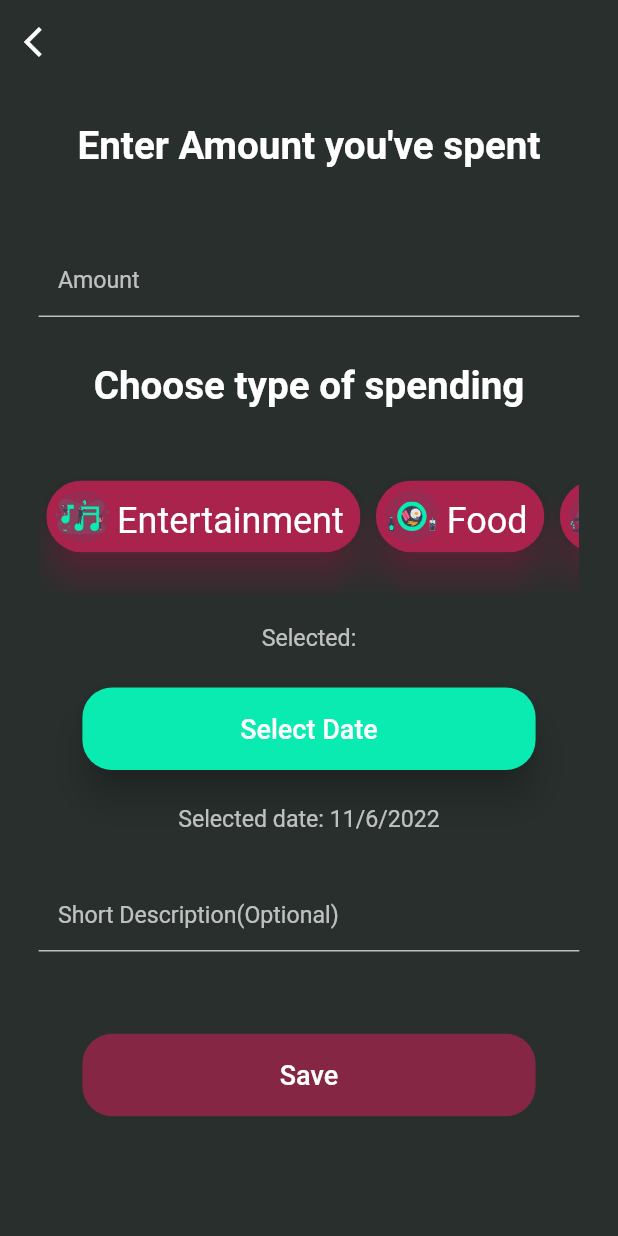
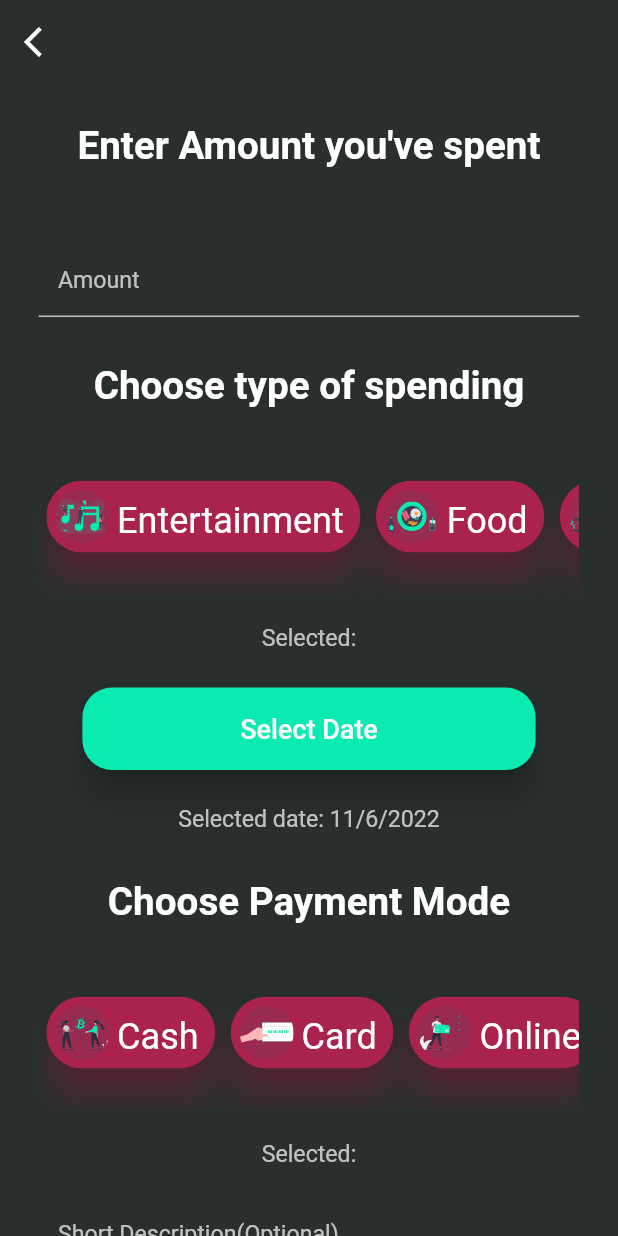
Before and after one commit to Sam21-39/Spend-Analytics, a Flutter app: the ItemPage screen opened directly, on a phone screen of 412 x 824 dp. Run offline on Flutter 3.47's test engine with Material 2 defaults, Android fonts, the phone set to English and light mode, and no system bars; our stand-ins replace csv, fl_chart, flutter_screenutil, flutter_svg, google_mobile_ads, package_info_plus and 4 more; missing offline and left inert: downloads_path_provider; accounts and stored records are empty.

Commit message:
database_chngaes for v2

```diff
--- a/spend_analytics/lib/Screens/MainDashboard/itempage.dart
+++ b/spend_analytics/lib/Screens/MainDashboard/itempage.dart
@@ -25,6 +25,7 @@ class _ItemPageState extends State<ItemPage> {
   var amountController = TextEditingController();
   var descriptionController = TextEditingController(text: "");
   int choiceIndex;
+  int modeIndex;
 
   String date = DateTime.now().day.toString() +
       "/" +
@@ -43,6 +44,7 @@ class _ItemPageState extends State<ItemPage> {
         descriptionController.text = widget.spendingModel.description;
         choiceIndex = choiceType.indexOf(widget.spendingModel.type);
         date = widget.spendingModel.datetime;
+        modeIndex = modeType.indexOf(widget.spendingModel.mode);
       });
     }
   }
@@ -137,7 +139,11 @@ class _ItemPageState extends State<ItemPage> {
                     ),
                     SizedBox(
                       height: 100.h,
-                      child: spendTypeChoice(),
+                      child: spendTypeChoice(
+                        choiceType,
+                        choiceTypeAvatar,
+                        false,
+                      ),
                     ),
                     SizedBox(
                       height: 20.h,
@@ -187,6 +193,37 @@ class _ItemPageState extends State<ItemPage> {
                     SizedBox(
                       height: 30.h,
                     ),
+                    Text(
+                      "Choose Payment Mode",
+                      style: textTheme.headline4.copyWith(
+                        fontSize: setScreenUtill(30.0),
+                      ),
+                      textAlign: TextAlign.center,
+                    ),
+                    SizedBox(
+                      height: 20.h,
+                    ),
+                    SizedBox(
+                      height: 100.h,
+                      child: spendTypeChoice(
+                        modeType,
+                        modeTypeAvatar,
+                        true,
+                      ),
+                    ),
+                    SizedBox(
+                      height: 20.h,
+                    ),
+                    Text(
+                      "Selected: ${modeIndex != null ? modeType[modeIndex] : ''}",
+                      style: textTheme.caption.copyWith(
+                        fontSize: setScreenUtill(18.0),
+                      ),
+                      textAlign: TextAlign.center,
+                    ),
+                    SizedBox(
+                      height: 20.h,
+                    ),
                     TextFormField(
                       controller: descriptionController,
                       cursorRadius: Radius.circular(20.0),
@@ -224,6 +261,7 @@ class _ItemPageState extends State<ItemPage> {
                     ),
                     Button(
                       onPressed: choiceIndex != null &&
+                              modeIndex != null &&
                               amountController.text.length > 0
                           ? () async {
                               if (_amountKey.currentState.validate()) {
@@ -234,6 +272,7 @@ class _ItemPageState extends State<ItemPage> {
                                     amount: int.parse(
                                       amountController.text.trim(),
                                     ),
+                                    mode: modeType[modeIndex],
                                     datetime: date,
                                     description: descriptionController.text,
                                   );
@@ -246,6 +285,7 @@ class _ItemPageState extends State<ItemPage> {
                                     amount: int.parse(
                                       amountController.text.trim(),
                                     ),
+                                    mode: modeType[modeIndex],
                                     datetime: date,
                                     description: descriptionController.text,
                                   );
@@ -270,11 +310,15 @@ class _ItemPageState extends State<ItemPage> {
     );
   }
 
-  Widget spendTypeChoice() {
+  Widget spendTypeChoice(
+    List<String> choice,
+    List<String> avatar,
+    bool isMode,
+  ) {
     var chipsTheme = Theme.of(context).chipTheme;
     return ListView.builder(
         scrollDirection: Axis.horizontal,
-        itemCount: choiceType.length,
+        itemCount: choice.length,
         itemBuilder: (context, index) {
           return Container(
             margin: EdgeInsets.all(
@@ -285,20 +329,24 @@ class _ItemPageState extends State<ItemPage> {
                 backgroundColor: chipsTheme.disabledColor.withOpacity(0.2),
                 child: ClipRRect(
                   borderRadius: BorderRadius.circular(100.0),
-                  child: SvgPicture.asset(choiceTypeAvatar[index]),
+                  child: SvgPicture.asset(avatar[index]),
                 ),
                 radius: setScreenUtill(40.0),
               ),
               label: Text(
-                "${choiceType[index]}",
+                "${choice[index]}",
                 style: chipsTheme.labelStyle.copyWith(
                   fontSize: setScreenUtill(28.0),
                 ),
               ),
-              selected: choiceIndex == index,
+              selected: isMode ? modeIndex == index : choiceIndex == index,
               onSelected: (selected) {
                 setState(() {
-                  choiceIndex = selected ? index : null;
+                  if (isMode) {
+                    modeIndex = selected ? index : null;
+                  } else {
+                    choiceIndex = selected ? index : null;
+                  }
                 });
               },
             ),
--- a/spend_analytics/lib/Utils/display_utils.dart
+++ b/spend_analytics/lib/Utils/display_utils.dart
@@ -33,3 +33,17 @@ const choiceTypeAvatar = [
   "assets/images/investment.svg",
   "assets/images/others.svg",
 ];
+
+const modeType = [
+  "Cash",
+  "Card",
+  "Online",
+  "Others",
+];
+
+const modeTypeAvatar = [
+  "assets/images/cash.svg",
+  "assets/images/card.svg",
+  "assets/images/online.svg",
+  "assets/images/others.svg",
+];
```
Also changed, not shown: spend_analytics/lib/Screens/MainDashboard/main_dashboard.dart (+67 -0 lines), spend_analytics/assets/images/card.svg (added), spend_analytics/assets/images/cash.svg (added), spend_analytics/assets/images/online.svg (added).
